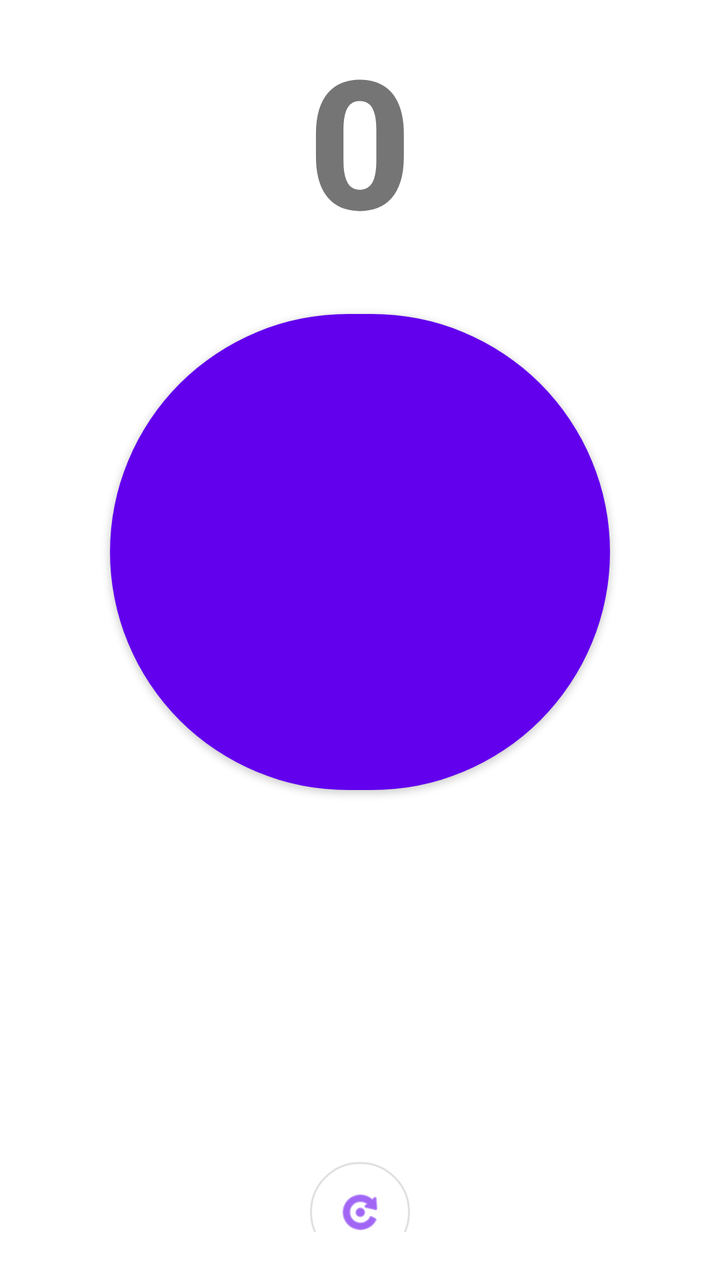
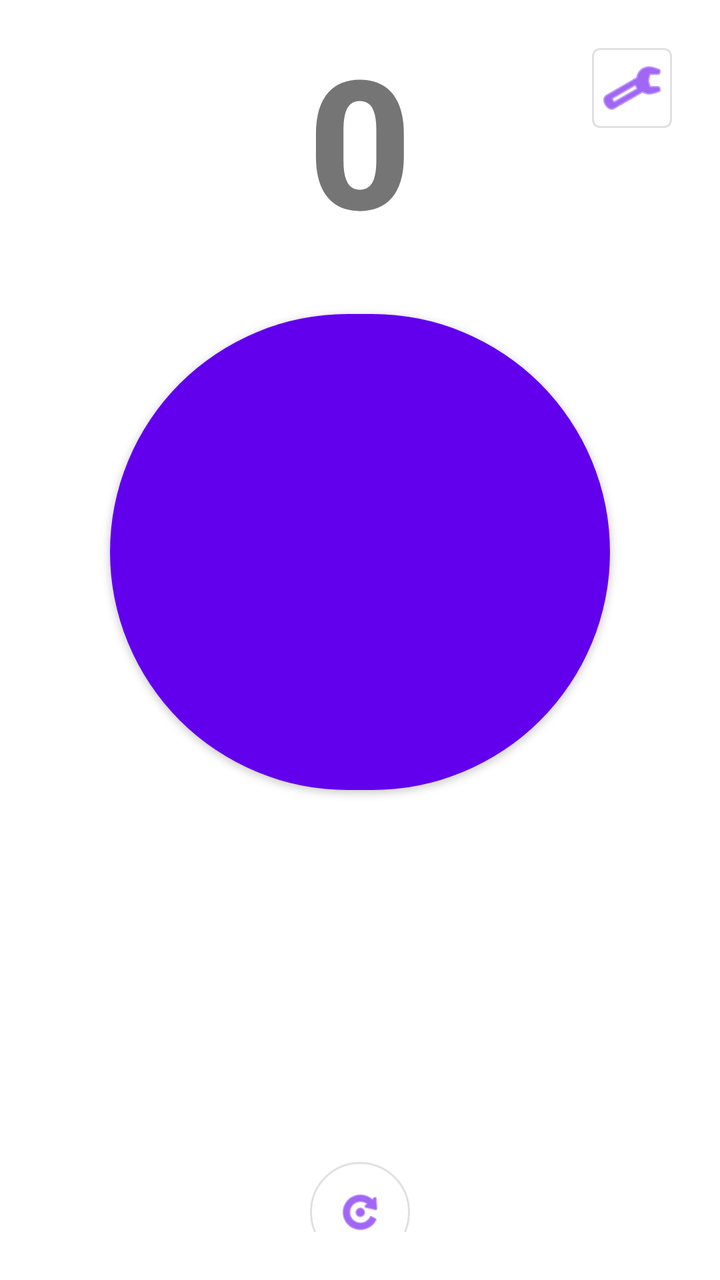

Two renders of the same Android screen: before a commit and after it. Below are the layout's source before the change and the commit's diff.
<!-- AndroidManifest.xml: application theme Theme.CounterApp -->
<!-- res/layout/activity_main.xml -->
<?xml version="1.0" encoding="utf-8"?>
<androidx.constraintlayout.widget.ConstraintLayout
    xmlns:android="http://schemas.android.com/apk/res/android"
    xmlns:app="http://schemas.android.com/apk/res-auto"
    android:layout_width="match_parent"
    android:layout_height="match_parent"
    android:padding="24dp">

    <TextView
        android:id="@+id/tvCount"
        android:layout_width="wrap_content"
        android:layout_height="wrap_content"
        android:text="0"
        android:textAlignment="center"
        android:textSize="90sp"
        android:textStyle="bold"
        android:fontFamily="sans-serif-medium"
        app:layout_constraintTop_toTopOf="parent"
        app:layout_constraintBottom_toTopOf="@id/btnIncrement"
        app:layout_constraintStart_toStartOf="parent"
        app:layout_constraintEnd_toEndOf="parent"
        app:layout_constraintVertical_chainStyle="packed"
        app:layout_constraintVertical_bias="0.5"
        android:layout_marginBottom="22dp"/>

    <com.google.android.material.button.MaterialButton
        android:id="@+id/btnIncrement"
        style="@style/Widget.MaterialComponents.Button"
        android:layout_width="250dp"
        android:layout_height="250dp"
        android:textAllCaps="false"
        android:textSize="28sp"
        app:cornerRadius="999dp"
        app:rippleColor="?attr/colorControlHighlight"
        app:layout_constraintTop_toBottomOf="@id/tvCount"
        app:layout_constraintBottom_toTopOf="@id/btnReset"
        app:layout_constraintStart_toStartOf="parent"
        app:layout_constraintEnd_toEndOf="parent"/>

    <com.google.android.material.button.MaterialButton
        android:id="@+id/btnReset"
        style="@style/Widget.MaterialComponents.Button.OutlinedButton"
        android:layout_width="50dp"
        android:layout_height="50dp"

        android:text=""
        app:icon="@android:drawable/ic_menu_rotate"
        app:iconGravity="textStart"
        app:iconPadding="0dp"
        app:iconSize="24dp"

        android:insetLeft="0dp"
        android:insetRight="0dp"
        android:insetTop="0dp"
        android:insetBottom="0dp"
        android:padding="0dp"

        app:cornerRadius="999dp"
        app:layout_constraintTop_toBottomOf="@id/btnIncrement"
        app:layout_constraintBottom_toBottomOf="parent"
        app:layout_constraintStart_toStartOf="parent"
        app:layout_constraintEnd_toEndOf="parent"
        android:layout_marginTop="180dp"/>

</androidx.constraintlayout.widget.ConstraintLayout>
<!-- resources referenced by this layout -->
<resources>
  <style name="Theme.CounterApp" parent="Theme.MaterialComponents.DayNight.NoActionBar">
          
      </style>
</resources>

<!-- the commit's change to res/layout/activity_main.xml (unified diff, before → after) -->
@@ -62,4 +62,22 @@
         app:layout_constraintEnd_toEndOf="parent"
         android:layout_marginTop="180dp"/>
 
+    <com.google.android.material.button.MaterialButton
+        android:id="@+id/btnSettings"
+        style="@style/Widget.MaterialComponents.Button.OutlinedButton"
+        android:layout_width="40dp"
+        android:layout_height="40dp"
+        android:contentDescription="Настройки"
+        android:insetLeft="0dp"
+        android:insetRight="0dp"
+        android:insetTop="0dp"
+        android:insetBottom="0dp"
+        android:padding="0dp"
+        android:text=""
+        app:icon="@android:drawable/ic_menu_preferences"
+        app:iconPadding="0dp"
+        app:iconGravity="textStart"
+        app:layout_constraintTop_toTopOf="parent"
+        app:layout_constraintEnd_toEndOf="parent"/>
+
 </androidx.constraintlayout.widget.ConstraintLayout>
